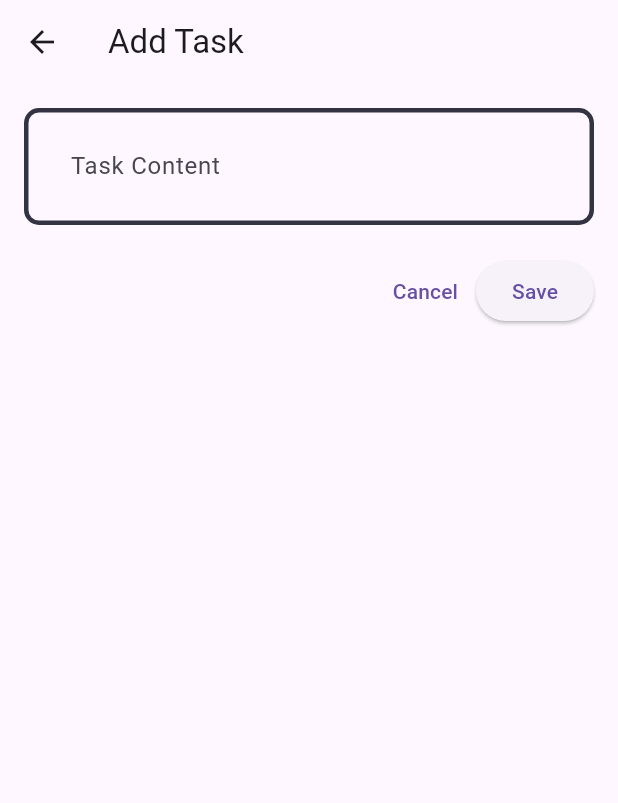
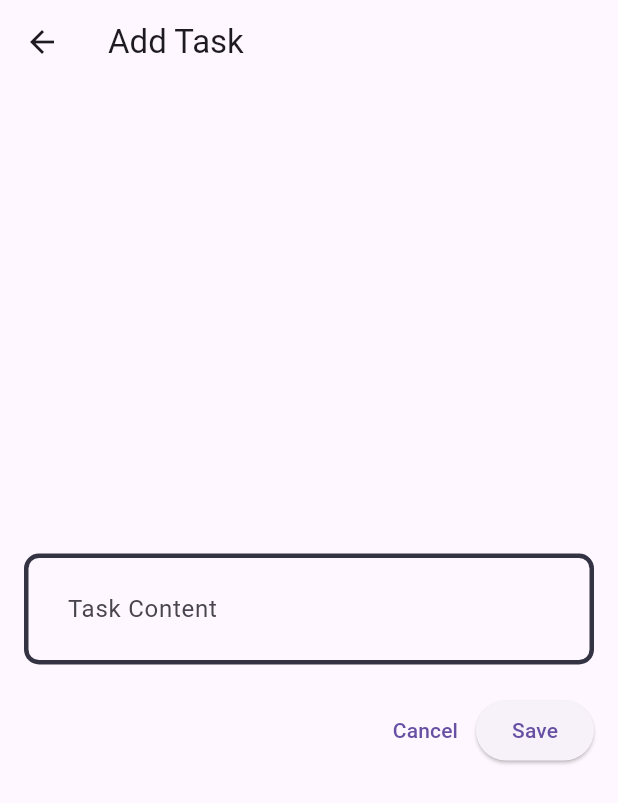
Before and after one commit to Yasitha-Bhanuka/todoenhanzer, a Flutter app: the screen it shows after launch, after a tap on the "add" icon, on a phone screen of 412 x 824 dp. Shown: the top 803 px of the screen. Run offline on Flutter 3.47's test engine with Material 3 defaults, Android fonts, the phone set to English and light mode, and no system bars; our stand-ins replace shared_preferences, sqflite; accounts and stored records are empty.

Commit message:
Make the IconButton and CheckBox  colors change according to the theme provider color.

```diff
--- a/lib/providers/theme_provider.dart
+++ b/lib/providers/theme_provider.dart
@@ -6,15 +6,14 @@ class Pallete {
   static const greenColor = Colors.green;
   static const subtitleText = Color(0xffa7a7a7);
   static const inactiveBottomBarItemColor = Color(0xffababab);
-
   static const Color backgroundColor = Color.fromRGBO(18, 18, 18, 1);
   static const Color gradient1 = Color.fromRGBO(187, 63, 221, 1);
   static const Color gradient2 = Color.fromRGBO(251, 109, 169, 1);
   static const Color gradient3 = Color.fromRGBO(255, 159, 124, 1);
   static const Color borderColor = Color.fromRGBO(52, 51, 67, 1);
-  static const Color whiteColor = Colors.white;
+  static const Color whiteColor = Color(0xFFF5F5F5); // A softer white color
   static const Color greyColor = Colors.grey;
-  static const Color errorColor = Colors.redAccent;
+  static const Color errorColor = Color.fromARGB(255, 255, 0, 0);
   static const Color transparentColor = Colors.transparent;
   static const Color inactiveSeekColor = Colors.white38;
 }
@@ -57,19 +56,43 @@ class ThemeProvider extends ChangeNotifier {
       );
 
   static final ThemeData _lightTheme = ThemeData.light().copyWith(
+    iconTheme: const IconThemeData(color: Pallete.gradient2),
     inputDecorationTheme: InputDecorationTheme(
-      contentPadding: const EdgeInsets.all(27),
+      contentPadding: const EdgeInsets.all(25),
       enabledBorder: _border(Pallete.borderColor),
       focusedBorder: _border(Pallete.gradient2),
+      errorBorder: _border(Pallete.errorColor),
+      focusedErrorBorder: _border(Pallete.errorColor),
+    ),
+    checkboxTheme: CheckboxThemeData(
+      checkColor: WidgetStateProperty.all(Pallete.whiteColor),
+      fillColor: WidgetStateProperty.resolveWith((states) {
+        if (states.contains(WidgetState.selected)) {
+          return Pallete.gradient2;
+        }
+        return const Color.fromARGB(49, 52, 51, 67);
+      }),
     ),
   );
 
   static final ThemeData _darkTheme = ThemeData.dark().copyWith(
     scaffoldBackgroundColor: Pallete.backgroundColor,
+    iconTheme: const IconThemeData(color: Pallete.gradient1),
     inputDecorationTheme: InputDecorationTheme(
-      contentPadding: const EdgeInsets.all(27),
+      contentPadding: const EdgeInsets.all(25),
       enabledBorder: _border(Pallete.borderColor),
-      focusedBorder: _border(Pallete.gradient2),
+      focusedBorder: _border(Pallete.gradient1),
+      errorBorder: _border(Pallete.errorColor),
+      focusedErrorBorder: _border(Pallete.errorColor),
+    ),
+    checkboxTheme: CheckboxThemeData(
+      checkColor: WidgetStateProperty.all(Pallete.whiteColor),
+      fillColor: WidgetStateProperty.resolveWith((states) {
+        if (states.contains(WidgetState.selected)) {
+          return Pallete.gradient1;
+        }
+        return Pallete.borderColor;
+      }),
     ),
   );
 }
--- /dev/null
+++ b/lib/views/Widget/custom_field.dart
@@ -0,0 +1,28 @@
+import 'package:flutter/material.dart';
+
+class CustomField extends StatelessWidget {
+  final String hintText;
+  final TextEditingController controller;
+
+  const CustomField({
+    super.key,
+    required this.hintText,
+    required this.controller,
+  });
+
+  @override
+  Widget build(BuildContext context) {
+    return TextFormField(
+      controller: controller,
+      decoration: InputDecoration(
+        hintText: hintText,
+      ),
+      validator: (val) {
+        if (val!.trim().isEmpty) {
+          return 'Please enter $hintText';
+        }
+        return null;
+      },
+    );
+  }
+}
--- a/lib/views/home_page.dart
+++ b/lib/views/home_page.dart
@@ -14,7 +14,7 @@ class HomePage extends StatelessWidget {
 
     return Scaffold(
       appBar: AppBar(
-        title: const Text('Todo List'),
+        title: const Text('Task List'),
         actions: [
           IconButton(
             icon: Icon(
@@ -43,13 +43,18 @@ class HomePage extends StatelessWidget {
                     decoration: task.status == 1
                         ? TextDecoration.lineThrough
                         : TextDecoration.none,
+                    decorationColor:
+                        task.status == 1 ? Pallete.greenColor : null,
                   ),
                 ),
                 trailing: Row(
                   mainAxisSize: MainAxisSize.min,
                   children: [
                     IconButton(
-                      icon: const Icon(Icons.edit),
+                      icon: Icon(
+                        Icons.edit,
+                        color: Theme.of(context).iconTheme.color,
+                      ),
                       onPressed: () => Navigator.push(
                         context,
                         MaterialPageRoute(
@@ -63,6 +68,7 @@ class HomePage extends StatelessWidget {
                         task,
                         value ?? false,
                       ),
+                      activeColor: Theme.of(context).iconTheme.color,
                     ),
                   ],
                 ),
--- a/lib/views/splash_screen.dart
+++ b/lib/views/splash_screen.dart
@@ -9,10 +9,18 @@ class SplashScreen extends StatefulWidget {
 }
 
 class SplashScreenState extends State<SplashScreen> {
+  bool showNewSplashScreen = true;
+
   @override
   void initState() {
     super.initState();
     Future.delayed(const Duration(seconds: 2), () {
+      setState(() {
+        showNewSplashScreen = false;
+      });
+    });
+
+    Future.delayed(const Duration(seconds: 5), () {
       if (mounted) {
         Navigator.of(context).pushReplacement(
           MaterialPageRoute(builder: (_) => const HomePage()),
@@ -23,10 +31,31 @@ class SplashScreenState extends State<SplashScreen> {
 
   @override
   Widget build(BuildContext context) {
-    return const Scaffold(
+    return Scaffold(
       body: Center(
-        child: CircularProgressIndicator(),
+        child: showNewSplashScreen ? _newSplashScreen() : _oldSplashScreen(),
       ),
     );
   }
+
+  Widget _oldSplashScreen() {
+    return const CircularProgressIndicator();
+  }
+
+  Widget _newSplashScreen() {
+    return const Column(
+      mainAxisAlignment: MainAxisAlignment.center,
+      children: [
+        FlutterLogo(size: 100),
+        SizedBox(height: 20),
+        Text(
+          'Todo App',
+          style: TextStyle(
+            fontSize: 24,
+            fontWeight: FontWeight.bold,
+          ),
+        ),
+      ],
+    );
+  }
 }
--- a/lib/views/task_form_screen.dart
+++ b/lib/views/task_form_screen.dart
@@ -1,5 +1,6 @@
 import 'package:flutter/material.dart';
 import 'package:provider/provider.dart';
+import 'package:sqlflitetodo/views/Widget/custom_field.dart';
 import '../models/task.dart';
 import '../view_models/task_view_model.dart';
 
@@ -52,16 +53,11 @@ class TaskFormScreenState extends State<TaskFormScreen> {
         child: Form(
           key: _formKey,
           child: Column(
+            mainAxisAlignment: MainAxisAlignment.center,
             children: [
-              TextFormField(
+              CustomField(
+                hintText: 'Task Content',
                 controller: _contentController,
-                decoration: const InputDecoration(labelText: 'Task Content'),
-                validator: (value) {
-                  if (value == null || value.isEmpty) {
-                    return 'Please enter task content';
-                  }
-                  return null;
-                },
               ),
               const SizedBox(height: 20),
               Row(
```
